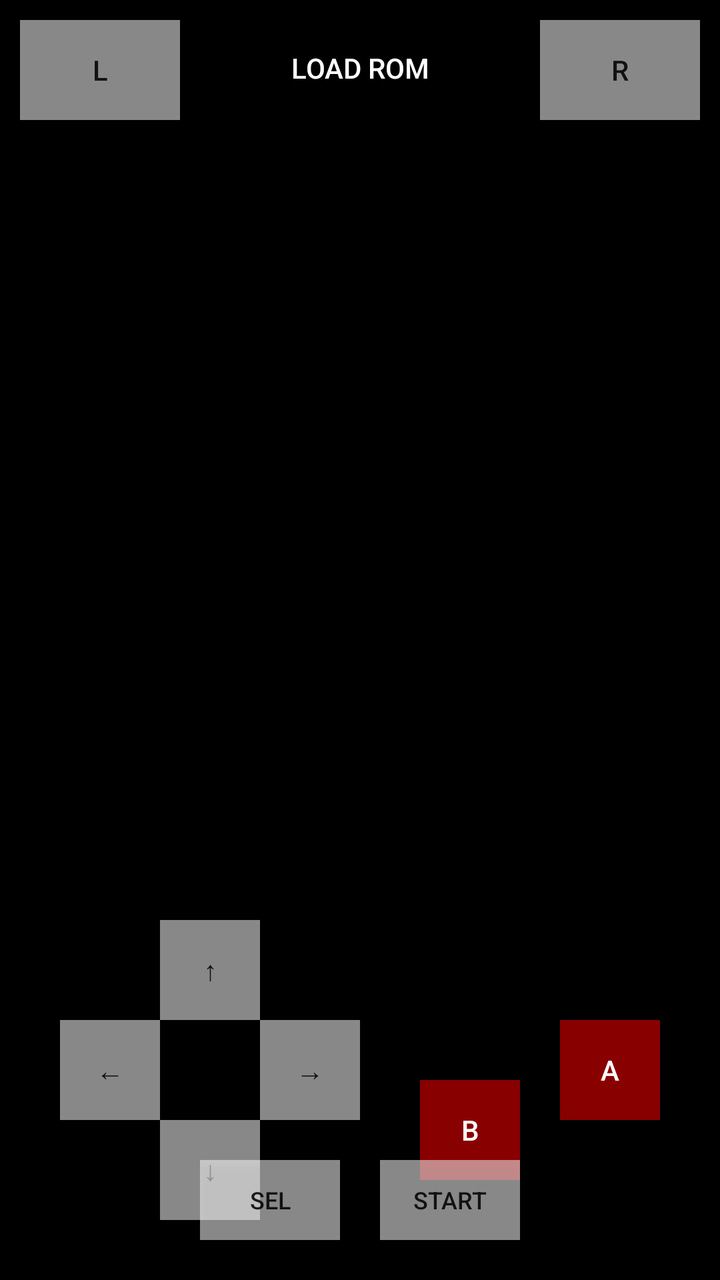
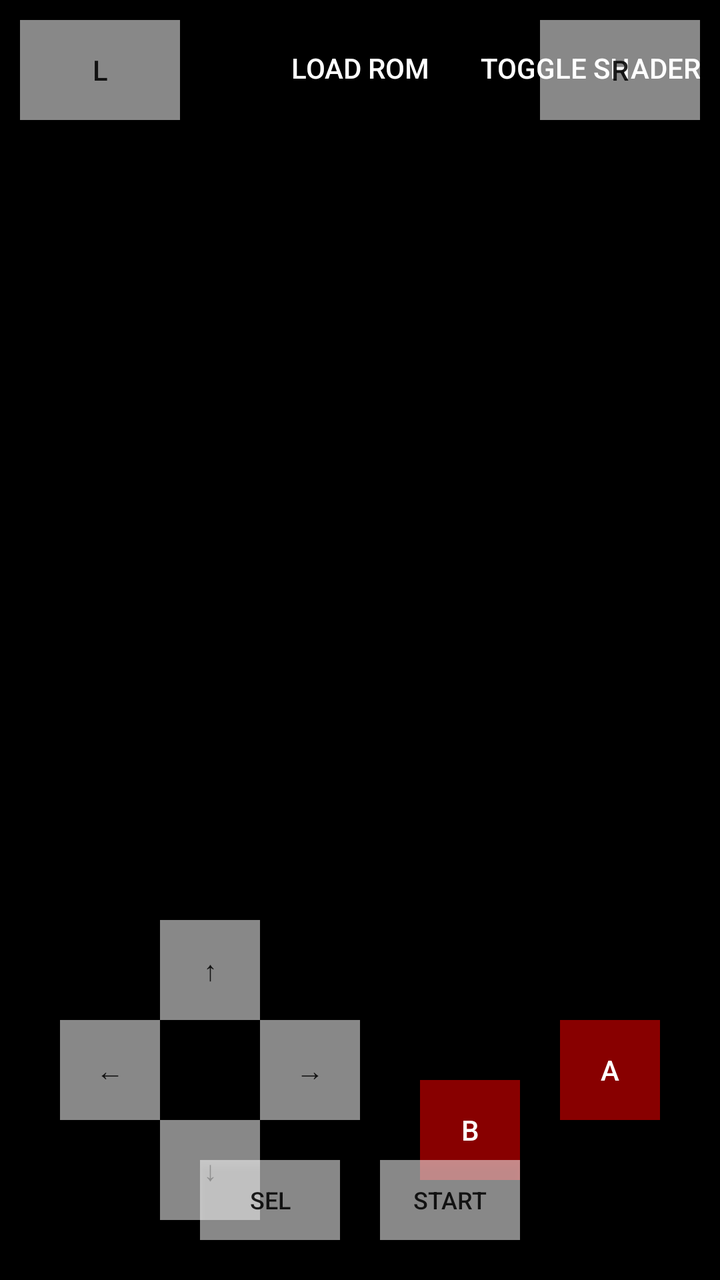

The first picture is an Android layout as it rendered before a commit; the second is the same layout after the commit. The layout source and the unified diff follow.
<!-- AndroidManifest.xml: application theme Theme.AppCompat.Light.DarkActionBar -->
<!-- res/layout/activity_main.xml -->
<?xml version="1.0" encoding="utf-8"?>
<RelativeLayout xmlns:android="http://schemas.android.com/apk/res/android"
    android:layout_width="match_parent"
    android:layout_height="match_parent"
    android:background="#000000">

    
    <FrameLayout
        android:id="@+id/gl_container"
        android:layout_width="match_parent"
        android:layout_height="match_parent" />

    
    <Button
        android:id="@+id/btn_load_rom"
        android:layout_width="wrap_content"
        android:layout_height="wrap_content"
        android:text="Load ROM"
        android:layout_alignParentTop="true"
        android:layout_centerHorizontal="true"
        android:layout_marginTop="10dp"
        android:background="#88000000"
        android:textColor="#FFFFFF"/>

    
    <RelativeLayout
        android:layout_width="150dp"
        android:layout_height="150dp"
        android:layout_alignParentBottom="true"
        android:layout_alignParentLeft="true"
        android:layout_marginBottom="30dp"
        android:layout_marginLeft="30dp">

        <Button android:id="@+id/btn_up" android:layout_width="50dp" android:layout_height="50dp" android:text="↑" android:layout_alignParentTop="true" android:layout_centerHorizontal="true" android:background="#88FFFFFF"/>
        <Button android:id="@+id/btn_down" android:layout_width="50dp" android:layout_height="50dp" android:text="↓" android:layout_alignParentBottom="true" android:layout_centerHorizontal="true" android:background="#88FFFFFF"/>
        <Button android:id="@+id/btn_left" android:layout_width="50dp" android:layout_height="50dp" android:text="←" android:layout_centerVertical="true" android:layout_alignParentLeft="true" android:background="#88FFFFFF"/>
        <Button android:id="@+id/btn_right" android:layout_width="50dp" android:layout_height="50dp" android:text="→" android:layout_centerVertical="true" android:layout_alignParentRight="true" android:background="#88FFFFFF"/>
    </RelativeLayout>

    
    <RelativeLayout
        android:layout_width="120dp"
        android:layout_height="80dp"
        android:layout_alignParentBottom="true"
        android:layout_alignParentRight="true"
        android:layout_marginBottom="50dp"
        android:layout_marginRight="30dp">

        <Button android:id="@+id/btn_b" android:layout_width="50dp" android:layout_height="50dp" android:text="B" android:layout_alignParentBottom="true" android:layout_alignParentLeft="true" android:background="#88FF0000" android:textColor="#FFF"/>
        <Button android:id="@+id/btn_a" android:layout_width="50dp" android:layout_height="50dp" android:text="A" android:layout_alignParentTop="true" android:layout_alignParentRight="true" android:background="#88FF0000" android:textColor="#FFF"/>
    </RelativeLayout>

    
    <Button android:id="@+id/btn_l" android:layout_width="80dp" android:layout_height="50dp" android:text="L" android:layout_alignParentTop="true" android:layout_alignParentLeft="true" android:layout_marginTop="10dp" android:layout_marginLeft="10dp" android:background="#88FFFFFF"/>
    <Button android:id="@+id/btn_r" android:layout_width="80dp" android:layout_height="50dp" android:text="R" android:layout_alignParentTop="true" android:layout_alignParentRight="true" android:layout_marginTop="10dp" android:layout_marginRight="10dp" android:background="#88FFFFFF"/>

    
    <LinearLayout
        android:layout_width="wrap_content"
        android:layout_height="wrap_content"
        android:layout_alignParentBottom="true"
        android:layout_centerHorizontal="true"
        android:layout_marginBottom="20dp"
        android:orientation="horizontal">
        
        <Button android:id="@+id/btn_select" android:layout_width="70dp" android:layout_height="40dp" android:text="SEL" android:textSize="12sp" android:layout_marginRight="10dp" android:background="#88FFFFFF"/>
        <Button android:id="@+id/btn_start" android:layout_width="70dp" android:layout_height="40dp" android:text="START" android:textSize="12sp" android:layout_marginLeft="10dp" android:background="#88FFFFFF"/>
    </LinearLayout>

</RelativeLayout>
<!-- resources referenced by this layout -->
<resources>

</resources>

<!-- the commit's change to res/layout/activity_main.xml (unified diff, before → after) -->
@@ -11,7 +11,19 @@
         android:layout_height="match_parent" />
 
     
-    <Button
+    <Button 
+        android:id="@+id/btn_upscaler" 
+        android:layout_width="wrap_content" 
+        android:layout_height="wrap_content" 
+        android:text="Toggle Shader" 
+        android:layout_alignParentTop="true" 
+        android:layout_alignParentRight="true" 
+        android:layout_marginTop="10dp" 
+        android:layout_marginRight="10dp" 
+        android:background="#88000000" 
+        android:textColor="#FFFFFF"/>
+        
+    <Button 
         android:id="@+id/btn_load_rom"
         android:layout_width="wrap_content"
         android:layout_height="wrap_content"
